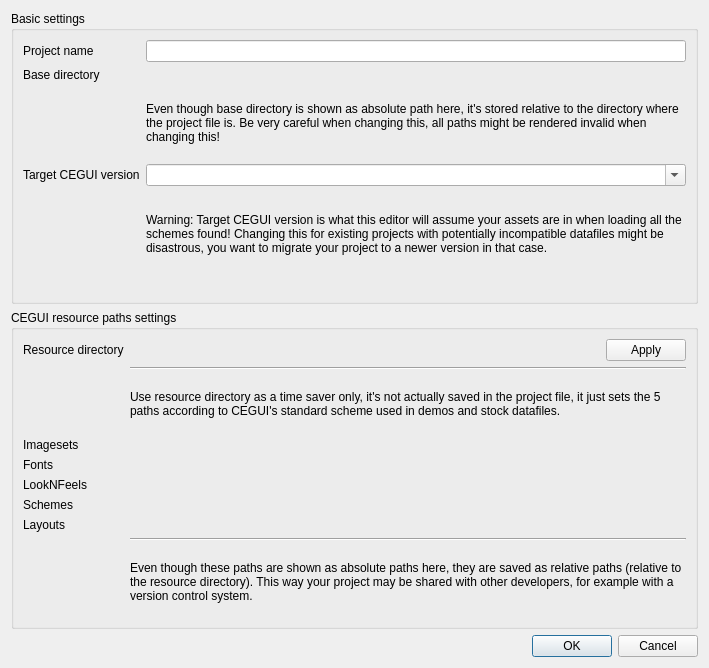
This is ui/ProjectSettingsDialog.ui in timbaker/ceed as Qt 5 draws it before an edit. The edited form follows.
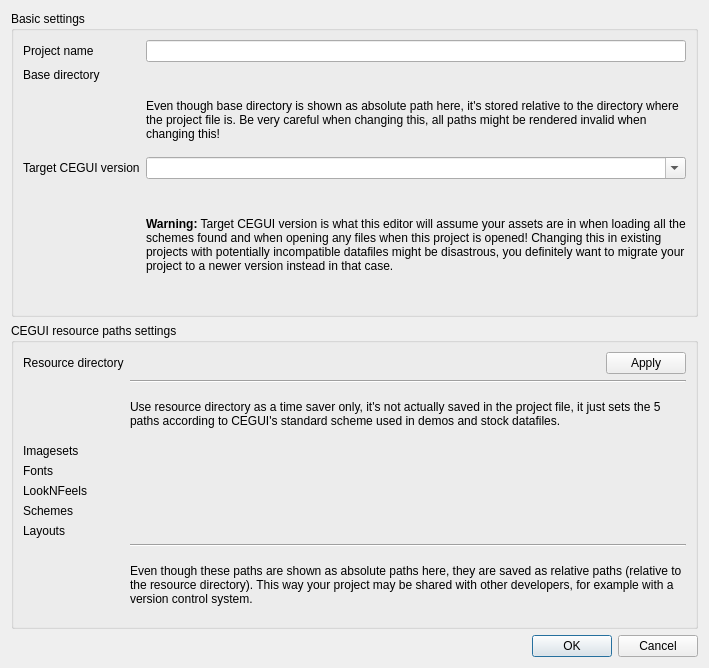
This is the edited form. Custom widgets are drawn as their Qt base class.

Commit message:
MOD: When creating a new file and having a project opened, it will be created with a version suitable for project's target version
Fixes http://www.cegui.org.uk/mantis/view.php?id=561

The edit to the form file:
```diff
--- a/ui/ProjectSettingsDialog.ui
+++ b/ui/ProjectSettingsDialog.ui
@@ -88,7 +88,11 @@
          </sizepolicy>
         </property>
         <property name="text">
-         <string>Warning: Target CEGUI version is what this editor will assume your assets are in when loading all the schemes found! Changing this for existing projects with potentially incompatible datafiles might be disastrous, you want to migrate your project to a newer version in that case.</string>
+         <string>&lt;!DOCTYPE HTML PUBLIC &quot;-//W3C//DTD HTML 4.0//EN&quot; &quot;http://www.w3.org/TR/REC-html40/strict.dtd&quot;&gt;
+&lt;html&gt;&lt;head&gt;&lt;meta name=&quot;qrichtext&quot; content=&quot;1&quot; /&gt;&lt;style type=&quot;text/css&quot;&gt;
+p, li { white-space: pre-wrap; }
+&lt;/style&gt;&lt;/head&gt;&lt;body style=&quot; font-family:'Ubuntu'; font-size:9pt; font-weight:400; font-style:normal;&quot;&gt;
+&lt;p style=&quot; margin-top:0px; margin-bottom:0px; margin-left:0px; margin-right:0px; -qt-block-indent:0; text-indent:0px;&quot;&gt;&lt;span style=&quot; font-weight:600;&quot;&gt;Warning:&lt;/span&gt; Target CEGUI version is what this editor will assume your assets are in when loading all the schemes found and when opening any files when this project is opened! Changing this in existing projects with potentially incompatible datafiles might be disastrous, you definitely want to migrate your project to a newer version instead in that case.&lt;/p&gt;&lt;/body&gt;&lt;/html&gt;</string>
         </property>
         <property name="wordWrap">
          <bool>true</bool>
```
The commit also changes 2 other files.
